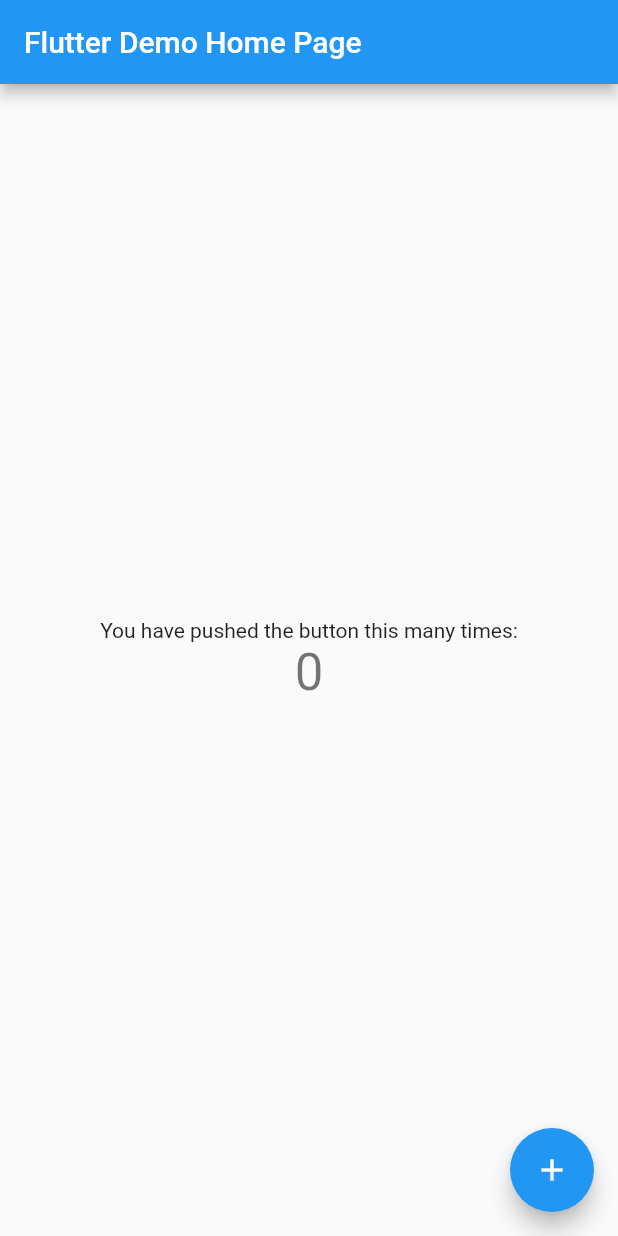
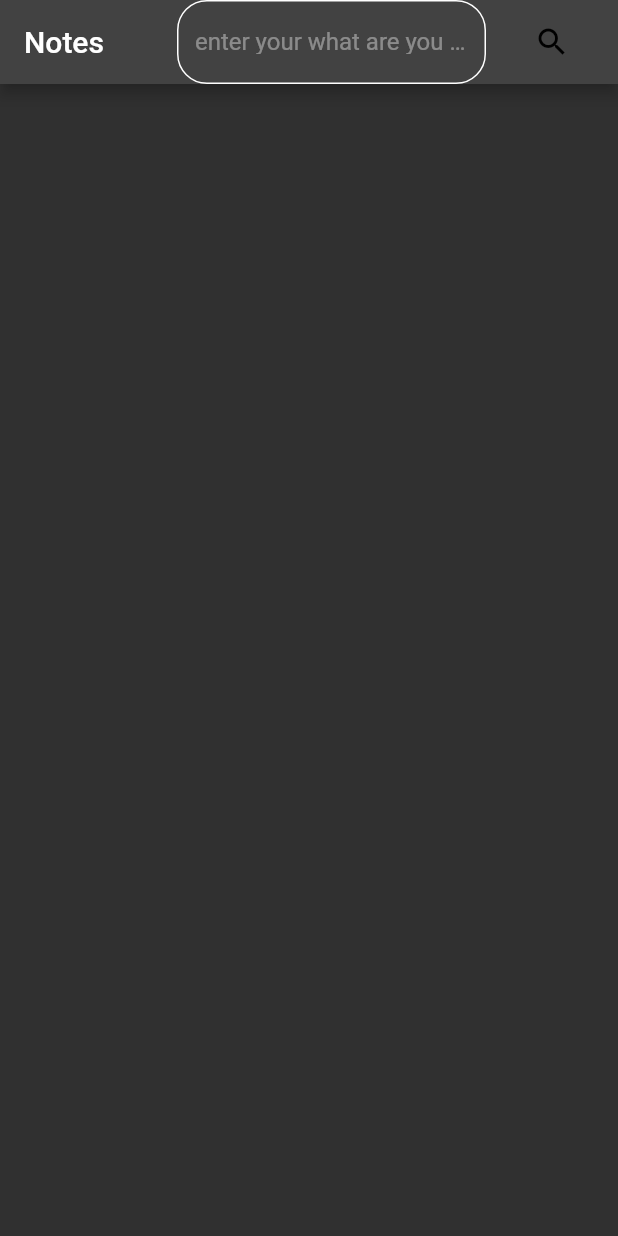
Before and after one commit to abderrahim17/noteApp, a Flutter app: the screen it shows after launch, on a phone screen of 412 x 824 dp. Run offline on Flutter 3.47's test engine with Material 2 defaults, Android fonts, the phone set to English and light mode, and no system bars.

Commit message:
first modification

```diff
--- /dev/null
+++ b/lib/Screens/home_page.dart
@@ -0,0 +1,35 @@
+import 'package:flutter/cupertino.dart';
+import 'package:flutter/material.dart';
+import 'package:note_app/widgets/textField_Custom.dart';
+
+class HomePage extends StatelessWidget {
+
+  static String id = 'HomePage';
+
+  @override
+  Widget build(BuildContext context) {
+    return Scaffold(
+        appBar: AppBar(
+            title: Text('Notes', style: TextStyle(fontSize: 20,),),
+            iconTheme: IconThemeData.fallback(),
+
+            actions: [
+        Center(
+          child: Container(
+          width: MediaQuery.of(context).size.width / 2,
+          child:
+          CustomTextForm_Field(hint: 'what are you searching for..?',
+              clr1: Colors.white,
+              clr2: Colors.white38)),
+        ),
+        Padding(
+    padding: const EdgeInsets.only(left:20,right: 20.0),
+    child: IconButton(onPressed: (){}, icon: Icon(Icons.search)),
+    )
+    ]
+    ,
+    )
+    ,
+    );
+  }
+}
--- a/lib/main.dart
+++ b/lib/main.dart
@@ -1,115 +1,26 @@
 import 'package:flutter/material.dart';
+import 'package:note_app/Screens/home_page.dart';
 
 void main() {
-  runApp(const MyApp());
+  runApp(NoteApp());
 }
 
-class MyApp extends StatelessWidget {
-  const MyApp({super.key});
+class NoteApp extends StatelessWidget {
+  const NoteApp();
 
   // This widget is the root of your application.
   @override
   Widget build(BuildContext context) {
+
     return MaterialApp(
-      title: 'Flutter Demo',
-      theme: ThemeData(
-        // This is the theme of your application.
-        //
-        // Try running your application with "flutter run". You'll see the
-        // application has a blue toolbar. Then, without quitting the app, try
-        // changing the primarySwatch below to Colors.green and then invoke
-        // "hot reload" (press "r" in the console where you ran "flutter run",
-        // or simply save your changes to "hot reload" in a Flutter IDE).
-        // Notice that the counter didn't reset back to zero; the application
-        // is not restarted.
-        primarySwatch: Colors.blue,
-      ),
-      home: const MyHomePage(title: 'Flutter Demo Home Page'),
+    debugShowCheckedModeBanner: false,
+      theme:ThemeData.dark() ,
+
+   routes: {
+     HomePage.id: (context) =>  HomePage(),
+   },
+      initialRoute: HomePage.id,
     );
+
   }
 }
-
-class MyHomePage extends StatefulWidget {
-  const MyHomePage({super.key, required this.title});
-
-  // This widget is the home page of your application. It is stateful, meaning
-  // that it has a State object (defined below) that contains fields that affect
-  // how it looks.
-
-  // This class is the configuration for the state. It holds the values (in this
-  // case the title) provided by the parent (in this case the App widget) and
-  // used by the build method of the State. Fields in a Widget subclass are
-  // always marked "final".
-
-  final String title;
-
-  @override
-  State<MyHomePage> createState() => _MyHomePageState();
-}
-
-class _MyHomePageState extends State<MyHomePage> {
-  int _counter = 0;
-
-  void _incrementCounter() {
-    setState(() {
-      // This call to setState tells the Flutter framework that something has
-      // changed in this State, which causes it to rerun the build method below
-      // so that the display can reflect the updated values. If we changed
-      // _counter without calling setState(), then the build method would not be
-      // called again, and so nothing would appear to happen.
-      _counter++;
-    });
-  }
-
-  @override
-  Widget build(BuildContext context) {
-    // This method is rerun every time setState is called, for instance as done
-    // by the _incrementCounter method above.
-    //
-    // The Flutter framework has been optimized to make rerunning build methods
-    // fast, so that you can just rebuild anything that needs updating rather
-    // than having to individually change instances of widgets.
-    return Scaffold(
-      appBar: AppBar(
-        // Here we take the value from the MyHomePage object that was created by
-        // the App.build method, and use it to set our appbar title.
-        title: Text(widget.title),
-      ),
-      body: Center(
-        // Center is a layout widget. It takes a single child and positions it
-        // in the middle of the parent.
-        child: Column(
-          // Column is also a layout widget. It takes a list of children and
-          // arranges them vertically. By default, it sizes itself to fit its
-          // children horizontally, and tries to be as tall as its parent.
-          //
-          // Invoke "debug painting" (press "p" in the console, choose the
-          // "Toggle Debug Paint" action from the Flutter Inspector in Android
-          // Studio, or the "Toggle Debug Paint" command in Visual Studio Code)
-          // to see the wireframe for each widget.
-          //
-          // Column has various properties to control how it sizes itself and
-          // how it positions its children. Here we use mainAxisAlignment to
-          // center the children vertically; the main axis here is the vertical
-          // axis because Columns are vertical (the cross axis would be
-          // horizontal).
-          mainAxisAlignment: MainAxisAlignment.center,
-          children: <Widget>[
-            const Text(
-              'You have pushed the button this many times:',
-            ),
-            Text(
-              '$_counter',
-              style: Theme.of(context).textTheme.headlineMedium,
-            ),
-          ],
-        ),
-      ),
-      floatingActionButton: FloatingActionButton(
-        onPressed: _incrementCounter,
-        tooltip: 'Increment',
-        child: const Icon(Icons.add),
-      ), // This trailing comma makes auto-formatting nicer for build methods.
-    );
-  }
-}
--- /dev/null
+++ b/lib/widgets/textField_Custom.dart
@@ -0,0 +1,56 @@
+
+import 'package:flutter/material.dart';
+
+class CustomTextForm_Field extends StatelessWidget {
+  CustomTextForm_Field(
+      {required this.hint,
+        this.onchanged,
+        this.Validator,
+        this.icon,
+        required this.clr1,
+        required this.clr2,
+        this.onsubmitted,
+        this.secureText=false});
+
+  String? hint;
+  Function(String)? onchanged, onsubmitted;
+  bool? secureText;
+
+  Icon? icon;
+
+// dynamic Function(String)? Validator ;
+  var Validator;
+  Color? clr1;
+  Color? clr2;
+
+  @override
+  Widget build(BuildContext context) {
+    return TextFormField(
+        obscureText: secureText!,  ///to make the text invisible
+        validator: Validator,
+        onChanged: onchanged,
+        onFieldSubmitted: onsubmitted,
+        cursorColor: clr1,
+        decoration: InputDecoration(
+          suffixIcon: icon,
+
+          suffixIconColor: clr1,
+
+//# this was for the normal state of the text field
+          enabledBorder: OutlineInputBorder(
+              borderSide: BorderSide(color: clr1!),
+              borderRadius: BorderRadius.circular(20)),
+
+//           )),
+
+//# this was for when we click  of the text field
+          focusedBorder: OutlineInputBorder(
+              borderSide: BorderSide(color: clr1!),
+              borderRadius: BorderRadius.circular(20)),
+          labelText: 'enter your $hint',
+          labelStyle: TextStyle(color: clr2!),
+          hintText: hint,
+          hintStyle: TextStyle(color: clr2),
+        ));
+  }
+}
```
Also changed, not shown: 1 other file.
